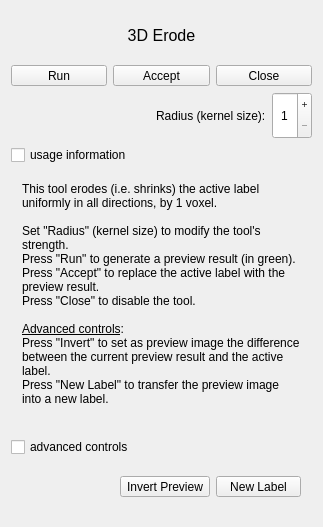
The window that Modules/SegmentationUI/Qmitk/QmitkErodeTool3DGUIControls.ui (MITK/MITK) describes before a commit, drawn with Qt 5.
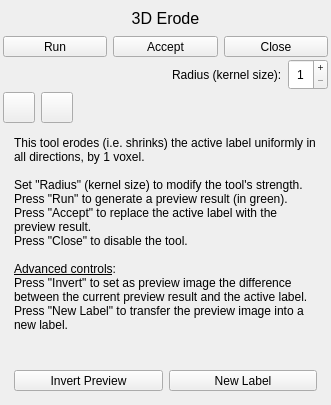
The same window after the commit. Icons and pictures are not drawn.

Commit message:
added tool buttons for help and advanced tools
fixed some layouts by removing vertical spacers

```diff
--- a/Modules/SegmentationUI/Qmitk/QmitkErodeTool3DGUIControls.ui
+++ b/Modules/SegmentationUI/Qmitk/QmitkErodeTool3DGUIControls.ui
@@ -6,8 +6,8 @@
    <rect>
     <x>0</x>
     <y>0</y>
-    <width>323</width>
-    <height>527</height>
+    <width>331</width>
+    <height>405</height>
    </rect>
   </property>
   <property name="sizePolicy">
@@ -29,6 +29,12 @@
    <string/>
   </property>
   <layout class="QVBoxLayout" name="verticalLayout_2">
+   <property name="spacing">
+    <number>2</number>
+   </property>
+   <property name="margin">
+    <number>3</number>
+   </property>
    <item>
     <widget class="QLabel" name="label">
      <property name="font">
@@ -245,11 +251,61 @@
     </layout>
    </item>
    <item>
-    <widget class="QCheckBox" name="m_cbShowInformation">
-     <property name="text">
-      <string>usage information</string>
-     </property>
-    </widget>
+    <layout class="QHBoxLayout" name="horizontalLayout_5">
+     <item>
+      <widget class="QToolButton" name="m_pbShowInformation">
+       <property name="text">
+        <string/>
+       </property>
+       <property name="icon">
+        <iconset resource="../resources/SegmentationUI.qrc">
+         <normaloff>:/Qmitk/Help_48x48.png</normaloff>:/Qmitk/Help_48x48.png</iconset>
+       </property>
+       <property name="iconSize">
+        <size>
+         <width>24</width>
+         <height>24</height>
+        </size>
+       </property>
+       <property name="checkable">
+        <bool>true</bool>
+       </property>
+      </widget>
+     </item>
+     <item>
+      <widget class="QToolButton" name="m_pbShowAdvancedTools">
+       <property name="text">
+        <string/>
+       </property>
+       <property name="icon">
+        <iconset resource="../resources/SegmentationUI.qrc">
+         <normaloff>:/Qmitk/AdvancedTools.png</normaloff>:/Qmitk/AdvancedTools.png</iconset>
+       </property>
+       <property name="iconSize">
+        <size>
+         <width>24</width>
+         <height>24</height>
+        </size>
+       </property>
+       <property name="checkable">
+        <bool>true</bool>
+       </property>
+      </widget>
+     </item>
+     <item>
+      <spacer name="horizontalSpacer_3">
+       <property name="orientation">
+        <enum>Qt::Horizontal</enum>
+       </property>
+       <property name="sizeHint" stdset="0">
+        <size>
+         <width>40</width>
+         <height>20</height>
+        </size>
+       </property>
+      </spacer>
+     </item>
+    </layout>
    </item>
    <item>
     <widget class="QWidget" name="m_InformationWidget" native="true">
@@ -290,38 +346,18 @@
      </layout>
     </widget>
    </item>
-   <item>
-    <widget class="QCheckBox" name="m_cbShowAdvancedControls">
-     <property name="text">
-      <string>advanced controls</string>
-     </property>
-    </widget>
-   </item>
    <item>
     <widget class="QWidget" name="m_AdvancedControlsWidget" native="true">
      <layout class="QVBoxLayout" name="verticalLayout">
       <item>
        <layout class="QHBoxLayout" name="horizontalLayout_4">
-        <item>
-         <spacer name="horizontalSpacer">
-          <property name="orientation">
-           <enum>Qt::Horizontal</enum>
-          </property>
-          <property name="sizeHint" stdset="0">
-           <size>
-            <width>40</width>
-            <height>20</height>
-           </size>
-          </property>
-         </spacer>
-        </item>
         <item>
          <widget class="QToolButton" name="m_pbInvertPreview">
           <property name="enabled">
            <bool>true</bool>
           </property>
           <property name="sizePolicy">
-           <sizepolicy hsizetype="Minimum" vsizetype="Fixed">
+           <sizepolicy hsizetype="MinimumExpanding" vsizetype="Fixed">
             <horstretch>0</horstretch>
             <verstretch>0</verstretch>
            </sizepolicy>
@@ -368,7 +404,7 @@
            <bool>true</bool>
           </property>
           <property name="sizePolicy">
-           <sizepolicy hsizetype="Minimum" vsizetype="Fixed">
+           <sizepolicy hsizetype="MinimumExpanding" vsizetype="Fixed">
             <horstretch>0</horstretch>
             <verstretch>0</verstretch>
            </sizepolicy>
@@ -414,22 +450,6 @@
      </layout>
     </widget>
    </item>
-   <item>
-    <spacer name="verticalSpacer">
-     <property name="orientation">
-      <enum>Qt::Vertical</enum>
-     </property>
-     <property name="sizeType">
-      <enum>QSizePolicy::Preferred</enum>
-     </property>
-     <property name="sizeHint" stdset="0">
-      <size>
-       <width>20</width>
-       <height>5</height>
-      </size>
-     </property>
-    </spacer>
-   </item>
   </layout>
  </widget>
  <layoutdefault spacing="6" margin="11"/>
```
The commit also changes 32 other files.
